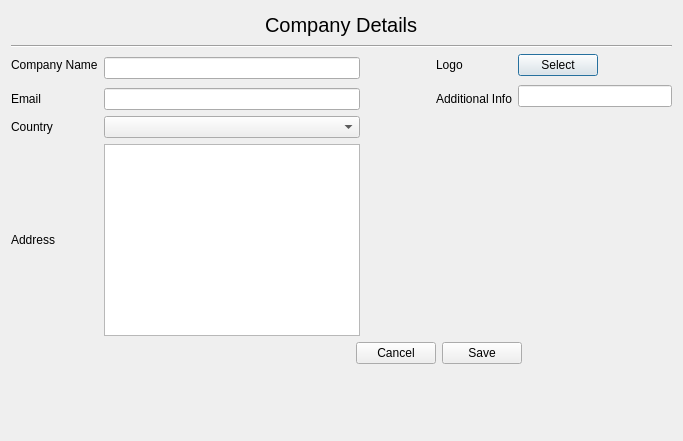
Gadheyan/DigiBill, file ownercompanydetailsgetter.ui: the form before one commit.
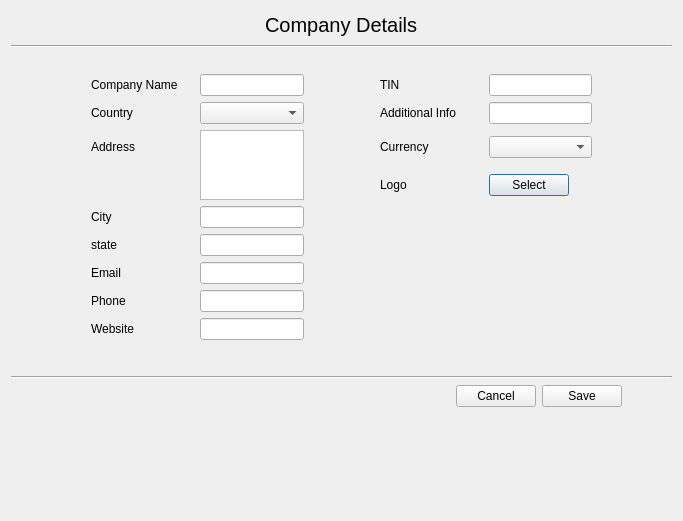
The form after the commit. Icons and pictures are not drawn.

Commit message: Added columns city,state,phone,website,tin etc to ui

The edit to the form file:
```diff
--- a/ownercompanydetailsgetter.ui
+++ b/ownercompanydetailsgetter.ui
@@ -7,7 +7,7 @@
     <x>0</x>
     <y>0</y>
     <width>683</width>
-    <height>441</height>
+    <height>521</height>
    </rect>
   </property>
   <property name="sizePolicy">
@@ -89,7 +89,19 @@
     </layout>
    </item>
    <item>
-    <layout class="QGridLayout" name="gridLayout">
+    <layout class="QGridLayout" name="gridLayout" columnstretch="1,1,1,1,1">
+     <property name="leftMargin">
+      <number>80</number>
+     </property>
+     <property name="topMargin">
+      <number>20</number>
+     </property>
+     <property name="rightMargin">
+      <number>80</number>
+     </property>
+     <property name="bottomMargin">
+      <number>30</number>
+     </property>
      <item row="0" column="0">
       <widget class="QLabel" name="label_2">
        <property name="text">
@@ -97,7 +109,7 @@
        </property>
       </widget>
      </item>
-     <item row="0" column="1" rowspan="2">
+     <item row="0" column="1">
       <widget class="QLineEdit" name="company_name">
        <property name="enabled">
         <bool>true</bool>
@@ -105,13 +117,60 @@
       </widget>
      </item>
      <item row="0" column="3">
+      <widget class="QLabel" name="label_13">
+       <property name="text">
+        <string>TIN</string>
+       </property>
+      </widget>
+     </item>
+     <item row="0" column="4">
+      <widget class="QLineEdit" name="tin"/>
+     </item>
+     <item row="1" column="0">
+      <widget class="QLabel" name="label_7">
+       <property name="text">
+        <string>Country</string>
+       </property>
+      </widget>
+     </item>
+     <item row="1" column="1">
+      <widget class="QComboBox" name="comboBox"/>
+     </item>
+     <item row="1" column="3">
+      <widget class="QLabel" name="label_5">
+       <property name="text">
+        <string>Additional Info</string>
+       </property>
+      </widget>
+     </item>
+     <item row="1" column="4">
+      <widget class="QLineEdit" name="additional_info"/>
+     </item>
+     <item row="2" column="0">
+      <widget class="QLabel" name="label_3">
+       <property name="text">
+        <string>Address</string>
+       </property>
+      </widget>
+     </item>
+     <item row="2" column="3">
+      <widget class="QLabel" name="label_8">
+       <property name="text">
+        <string>Currency</string>
+       </property>
+      </widget>
+     </item>
+     <item row="2" column="4">
+      <widget class="QComboBox" name="comboBox_currency"/>
+     </item>
+     <item row="3" column="3">
       <widget class="QLabel" name="label_6">
        <property name="text">
         <string>Logo</string>
        </property>
       </widget>
      </item>
-     <item row="0" column="4">
+     <item row="3" column="4">
       <widget class="QPushButton" name="pushButton_3">
        <property name="sizePolicy">
         <sizepolicy hsizetype="Fixed" vsizetype="Fixed">
@@ -124,20 +183,37 @@
        </property>
       </widget>
      </item>
-     <item row="1" column="4" rowspan="2">
-      <widget class="QLineEdit" name="additional_info"/>
+     <item row="4" column="0">
+      <widget class="QLabel" name="label_9">
+       <property name="text">
+        <string>City</string>
+       </property>
+      </widget>
      </item>
-     <item row="2" column="0">
+     <item row="4" column="1">
+      <widget class="QLineEdit" name="city"/>
+     </item>
+     <item row="5" column="0">
+      <widget class="QLabel" name="label_11">
+       <property name="text">
+        <string>state</string>
+       </property>
+      </widget>
+     </item>
+     <item row="5" column="1">
+      <widget class="QLineEdit" name="state"/>
+     </item>
+     <item row="6" column="0">
       <widget class="QLabel" name="label_4">
        <property name="text">
         <string>Email</string>
        </property>
       </widget>
      </item>
-     <item row="2" column="1">
+     <item row="6" column="1">
       <widget class="QLineEdit" name="email"/>
      </item>
-     <item row="2" column="2">
+     <item row="6" column="2">
       <widget class="QLabel" name="email_validation">
        <property name="sizePolicy">
         <sizepolicy hsizetype="Fixed" vsizetype="Fixed">
@@ -156,43 +232,40 @@
        </property>
       </widget>
      </item>
-     <item row="2" column="3">
-      <widget class="QLabel" name="label_5">
+     <item row="7" column="0">
+      <widget class="QLabel" name="label_10">
        <property name="text">
-        <string>Additional Info</string>
+        <string>Phone</string>
        </property>
       </widget>
      </item>
-     <item row="3" column="0">
-      <widget class="QLabel" name="label_7">
-       <property name="text">
-        <string>Country</string>
-       </property>
-      </widget>
+     <item row="7" column="1">
+      <widget class="QLineEdit" name="phone"/>
      </item>
-     <item row="3" column="1">
-      <widget class="QComboBox" name="comboBox"/>
-     </item>
-     <item row="4" column="0">
-      <widget class="QLabel" name="label_3">
+     <item row="8" column="0">
+      <widget class="QLabel" name="label_12">
        <property name="text">
-        <string>Address</string>
+        <string>Website</string>
        </property>
       </widget>
      </item>
-     <item row="4" column="1">
+     <item row="8" column="1">
+      <widget class="QLineEdit" name="website"/>
+     </item>
+     <item row="2" column="1" rowspan="2">
       <widget class="QTextEdit" name="address"/>
      </item>
     </layout>
    </item>
+   <item>
+    <widget class="Line" name="line_2">
+     <property name="orientation">
+      <enum>Qt::Horizontal</enum>
+     </property>
+    </widget>
+   </item>
    <item>
     <layout class="QHBoxLayout" name="horizontalLayout_3">
-     <property name="rightMargin">
-      <number>150</number>
-     </property>
-     <property name="bottomMargin">
-      <number>0</number>
-     </property>
      <item>
       <spacer name="horizontalSpacer_3">
        <property name="orientation">
@@ -200,14 +273,17 @@
        </property>
        <property name="sizeHint" stdset="0">
         <size>
-         <width>348</width>
-         <height>20</height>
+         <width>458</width>
+         <height>17</height>
         </size>
        </property>
       </spacer>
      </item>
      <item>
       <layout class="QHBoxLayout" name="horizontalLayout_2">
+       <property name="rightMargin">
+        <number>50</number>
+       </property>
        <item>
         <widget class="QPushButton" name="pushButton_2">
          <property name="sizePolicy">
@@ -253,8 +329,8 @@
      </property>
      <property name="sizeHint" stdset="0">
       <size>
-       <width>17</width>
-       <height>31</height>
+       <width>20</width>
+       <height>42</height>
       </size>
      </property>
     </spacer>
```
Left out of the diff: 13 changed lines with no effect on the pictures. The commit also changes 6 other files.
